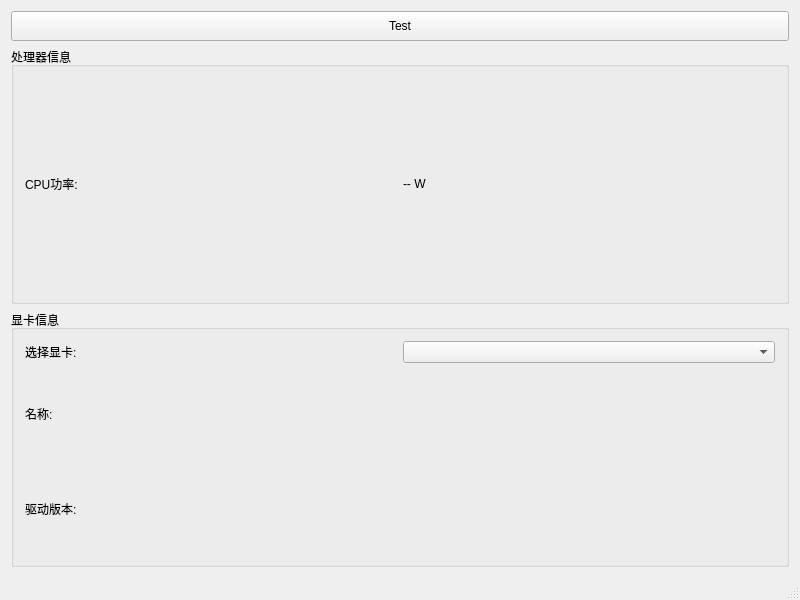
This is Qt-Widgets-TC-monitor/QtWidgetsTCmonitor.ui in dongge0210/project_TC-Windows-client-x64 as Qt 5 draws it before an edit. The edited form follows.
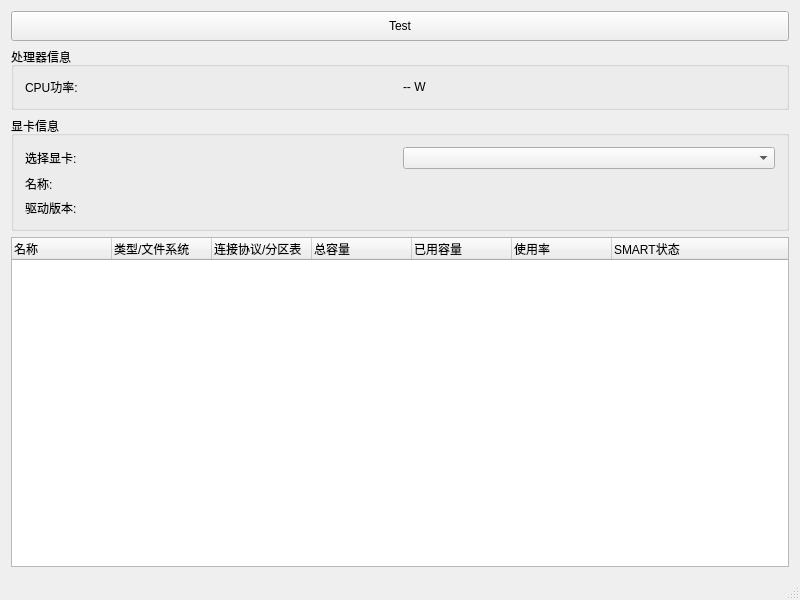
This is the edited form.

What changed in the file:
```diff
--- a/Qt-Widgets-TC-monitor/QtWidgetsTCmonitor.ui
+++ b/Qt-Widgets-TC-monitor/QtWidgetsTCmonitor.ui
@@ -94,6 +94,45 @@
       </layout>
      </widget>
     </item>
+    <item>
+     <widget class="QTreeWidget" name="treeWidgetDiskInfo">
+      <column>
+       <property name="text">
+        <string>名称</string>
+       </property>
+      </column>
+      <column>
+       <property name="text">
+        <string>类型/文件系统</string>
+       </property>
+      </column>
+      <column>
+       <property name="text">
+        <string>连接协议/分区表</string>
+       </property>
+      </column>
+      <column>
+       <property name="text">
+        <string>总容量</string>
+       </property>
+      </column>
+      <column>
+       <property name="text">
+        <string>已用容量</string>
+       </property>
+      </column>
+      <column>
+       <property name="text">
+        <string>使用率</string>
+       </property>
+      </column>
+      <column>
+       <property name="text">
+        <string>SMART状态</string>
+       </property>
+      </column>
+     </widget>
+    </item>
    </layout>
   </widget>
   <widget class="QMenuBar" name="menuBar">
```
